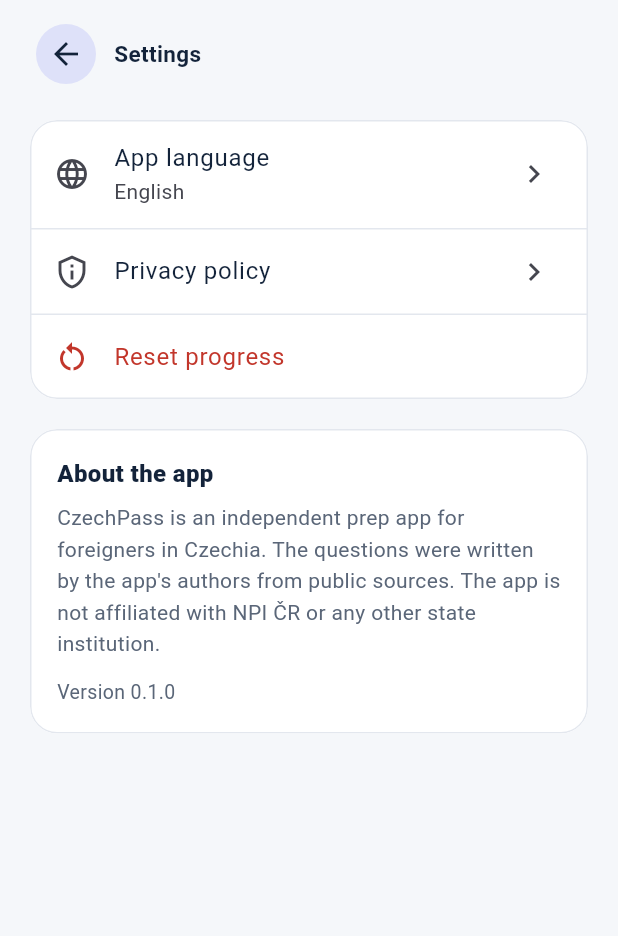
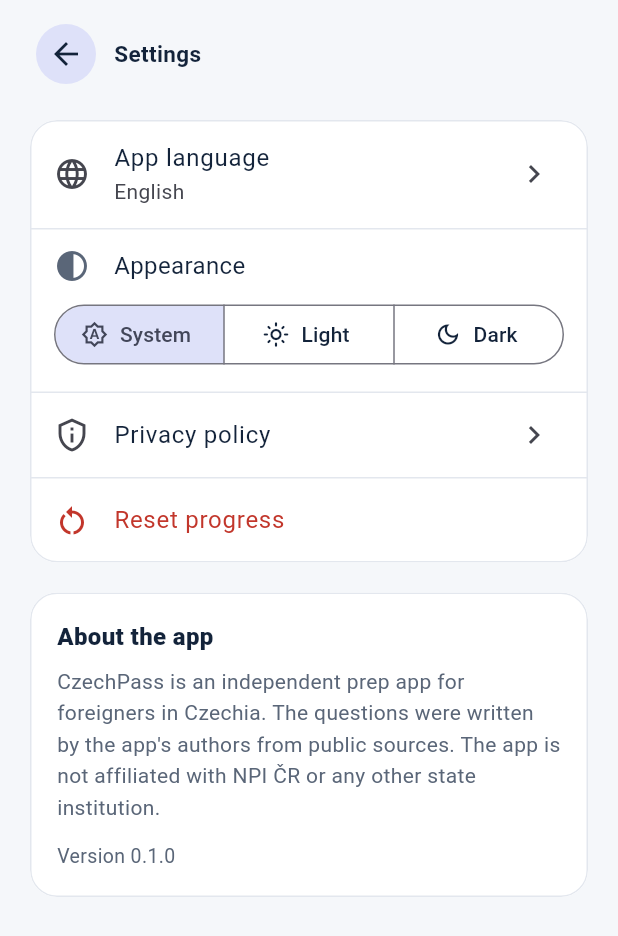
Before and after one commit to Adam-CZPG/czechpass, a Flutter app: the SettingsScreen screen opened directly, on a phone screen of 412 x 824 dp. Shown: the top 936 px of the screen. Run offline on Flutter 3.47's test engine with Material 3 defaults, Android fonts, the phone set to English and light mode, and no system bars; our stand-ins replace audioplayers, flutter_local_notifications, flutter_tts, shared_preferences, speech_to_text, timezone; missing offline and left inert: in_app_update; accounts and stored records are empty.

Commit message:
Settings: choose System / Light / Dark appearance
- ThemeMode stored in settings (default: follow the phone), applied app-wide
- MaterialApp now rebuilds on controller changes, so theme and locale switch instantly
- Unit test for persistence and dark detection; Playwright switches to Light in dark mode

Co-Authored-By: Claude Opus 5.5 <noreply@anthropic.com>
Claude-Session: https://claude.ai/code/session_01GJUR8T2dnAoBhyiV1zdGpj

```diff
--- a/lib/app/app_scope.dart
+++ b/lib/app/app_scope.dart
@@ -1,3 +1,4 @@
+import 'package:flutter/material.dart' show ThemeMode;
 import 'package:flutter/widgets.dart';
 
 import 'package:czech_pass/core/app_language.dart';
@@ -24,7 +25,9 @@ class AppController extends ChangeNotifier {
     int initialDailyGoal = SettingsStore.defaultGoal,
     int? initialReminder,
     BadgeStore? badges,
+    ThemeMode initialThemeMode = ThemeMode.system,
   })  : _language = initialLanguage,
+        _themeMode = initialThemeMode,
         badges = badges ?? BadgeStore.memory(),
         _reminder = initialReminder,
         entitlements = entitlements ?? Entitlements(),
@@ -132,6 +135,21 @@ class AppController extends ChangeNotifier {
   /// Telefon mavzusi (yorug'/qorong'i) o'zgarganda ekranlarni qayta chizish uchun.
   void refreshTheme() => notifyListeners();
 
+  ThemeMode _themeMode;
+
+  /// Foydalanuvchi tanlagan mavzu: tizim (standart), yorug' yoki qorong'i.
+  ThemeMode get themeMode => _themeMode;
+
+  /// Hozir qorong'i ranglar ishlatiladimi (tanlov + telefonning yorqinlik sozlamasi).
+  bool isDark(Brightness platform) =>
+      _themeMode == ThemeMode.dark || (_themeMode == ThemeMode.system && platform == Brightness.dark);
+
+  Future<void> setThemeMode(ThemeMode mode) async {
+    _themeMode = mode;
+    notifyListeners();
+    await settings.saveThemeMode(mode);
+  }
+
   Future<void> setLanguage(AppLanguage language) async {
     _language = language;
     notifyListeners();
--- a/lib/core/settings_store.dart
+++ b/lib/core/settings_store.dart
@@ -1,3 +1,4 @@
+import 'package:flutter/material.dart' show ThemeMode;
 import 'package:shared_preferences/shared_preferences.dart';
 
 import 'package:czech_pass/core/app_language.dart';
@@ -8,6 +9,7 @@ class SettingsStore {
   static const _examDateKey = 'exam_date';
   static const _dailyGoalKey = 'daily_goal';
   static const _reminderKey = 'reminder_minutes';
+  static const _themeKey = 'theme_mode';
 
   /// Eslatma vaqti standart holatda — 17:00.
   static const defaultReminderMinutes = 17 * 60;
@@ -65,4 +67,16 @@ class SettingsStore {
       await prefs.setInt(_reminderKey, minutes);
     }
   }
+
+  /// Mavzu: tizim (telefon sozlamasi), yorug' yoki qorong'i.
+  Future<ThemeMode> loadThemeMode() async {
+    final prefs = await SharedPreferences.getInstance();
+    final name = prefs.getString(_themeKey);
+    return ThemeMode.values.firstWhere((m) => m.name == name, orElse: () => ThemeMode.system);
+  }
+
+  Future<void> saveThemeMode(ThemeMode mode) async {
+    final prefs = await SharedPreferences.getInstance();
+    await prefs.setString(_themeKey, mode.name);
+  }
 }
--- a/lib/features/settings/settings_screen.dart
+++ b/lib/features/settings/settings_screen.dart
@@ -37,7 +37,8 @@ class SettingsScreen extends StatelessWidget {
   @override
   Widget build(BuildContext context) {
     final s = S.of(context);
-    final language = AppScope.of(context).language;
+    final controller = AppScope.of(context);
+    final language = controller.language;
 
     return Scaffold(
       backgroundColor: AppColors.background,
@@ -58,6 +59,36 @@ class SettingsScreen extends StatelessWidget {
                     trailing: const Icon(Icons.chevron_right),
                     onTap: () => Navigator.of(context).push(
                       MaterialPageRoute(builder: (context) => const LanguageScreen()),
+                    ),
+                  ),
+                  Divider(height: 1, color: AppColors.border),
+                  Padding(
+                    padding: const EdgeInsets.fromLTRB(16, 12, 16, 14),
+                    child: Column(
+                      crossAxisAlignment: CrossAxisAlignment.start,
+                      children: [
+                        Row(
+                          children: [
+                            Icon(Icons.contrast, color: AppColors.muted),
+                            const SizedBox(width: 16),
+                            Text(s.themeTitle, style: const TextStyle(fontSize: 16)),
+                          ],
+                        ),
+                        const SizedBox(height: 10),
+                        SizedBox(
+                          width: double.infinity,
+                          child: SegmentedButton<ThemeMode>(
+                            showSelectedIcon: false,
+                            segments: [
+                              ButtonSegment(value: ThemeMode.system, icon: const Icon(Icons.brightness_auto_outlined), label: Text(s.themeSystem)),
+                              ButtonSegment(value: ThemeMode.light, icon: const Icon(Icons.light_mode_outlined), label: Text(s.themeLight)),
+                              ButtonSegment(value: ThemeMode.dark, icon: const Icon(Icons.dark_mode_outlined), label: Text(s.themeDark)),
+                            ],
+                            selected: {controller.themeMode},
+                            onSelectionChanged: (selection) => controller.setThemeMode(selection.first),
+                          ),
+                        ),
+                      ],
                     ),
                   ),
                   Divider(height: 1, color: AppColors.border),
--- a/lib/l10n/strings.dart
+++ b/lib/l10n/strings.dart
@@ -1573,4 +1573,38 @@ class S {
         'ru': 'Новый значок: {n}',
         'uk': 'Новий значок: {n}',
       }).replaceAll('{n}', name);
+
+  // ── Mavzu (yorug'/qorong'i) ──
+  String get themeTitle => _t(const {
+        'uz': 'Mavzu',
+        'cs': 'Vzhled',
+        'en': 'Appearance',
+        'vi': 'Giao diện',
+        'ru': 'Тема',
+        'uk': 'Тема',
+      });
+  String get themeSystem => _t(const {
+        'uz': 'Tizim',
+        'cs': 'Podle systému',
+        'en': 'System',
+        'vi': 'Theo hệ thống',
+        'ru': 'Системная',
+        'uk': 'Системна',
+      });
+  String get themeLight => _t(const {
+        'uz': 'Yorug\'',
+        'cs': 'Světlý',
+        'en': 'Light',
+        'vi': 'Sáng',
+        'ru': 'Светлая',
+        'uk': 'Світла',
+      });
+  String get themeDark => _t(const {
+        'uz': 'Qorong\'i',
+        'cs': 'Tmavý',
+        'en': 'Dark',
+        'vi': 'Tối',
+        'ru': 'Тёмная',
+        'uk': 'Темна',
+      });
 }
```
Also changed, not shown: lib/main.dart (+10 -2 lines), 2 other files.
